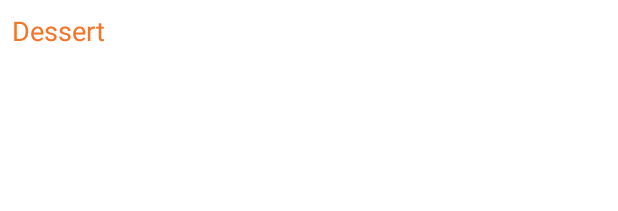
After one commit to KarinOchayon070/TheCookBook, an Android app: the layout spinner_inner_text.xml on its own in the app's theme, with its tools: preview values and no code run, on a phone screen of 412 x 824 dp. The commit adds this screen. Shown: the top 211 px of the screen. Run offline under Robolectric (Android 15) with nearby library versions, the phone set to English and light mode, and no system bars.

Commit message:
Create a spinner for the user to select diffrent categories of recipes

```diff
--- a/app/src/main/java/com/example/finalprojectandroidapp/fragments/LoginFragment.java
+++ b/app/src/main/java/com/example/finalprojectandroidapp/fragments/LoginFragment.java
@@ -92,7 +92,7 @@ public class LoginFragment extends Fragment {
                                                                 }
                                                                 //If the user is regular user - go to user fragment
                                                                 else {
-                                                                    Navigation.findNavController(view).navigate(R.id.action_loginFragment_to_userPersonalRecipes, bundle);
+                                                                    Navigation.findNavController(view).navigate(R.id.action_loginFragment_to_userFragment, bundle);
                                                                 }
                                                             }
                                                             else{
--- /dev/null
+++ b/app/src/main/res/layout/spinner_inner_text.xml
@@ -0,0 +1,9 @@
+<?xml version="1.0" encoding="utf-8"?>
+<TextView xmlns:android="http://schemas.android.com/apk/res/android"
+    android:layout_width="match_parent"
+    android:layout_height="wrap_content"
+    android:text="Dessert"
+    android:textColor="#F57427"
+    android:textSize="18sp"
+    android:padding="8dp">
+</TextView>
--- a/app/src/main/res/layout/user_rcepies.xml
+++ b/app/src/main/res/layout/user_rcepies.xml
@@ -3,7 +3,7 @@
     xmlns:app="http://schemas.android.com/apk/res-auto"
     xmlns:tools="http://schemas.android.com/tools"
     android:layout_width="match_parent"
-    android:layout_height="match_parent">
+    android:layout_height="wrap_content">
 
     <androidx.cardview.widget.CardView
         android:id="@+id/card_view"
```
Also changed, not shown: app/src/main/java/com/example/finalprojectandroidapp/RequestManagerApi.java (+6 -3 lines), app/src/main/java/com/example/finalprojectandroidapp/fragments/UserFragment.java (+35 -2 lines), app/src/main/res/layout/fragment_user.xml (+21 -0 lines), app/src/main/res/layout/spinner_text.xml (added, +11 -0 lines), app/src/main/res/values/strings.xml (+14 -0 lines), app/src/main/res/drawable-v24/the_cook_book.png (added).
